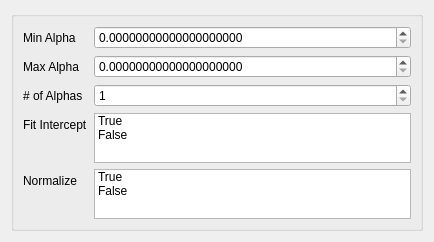
Old version of the form ui/cv_Ridge.ui in the repository ryanbanderson/PyHAT_Point_Spectra_GUI.
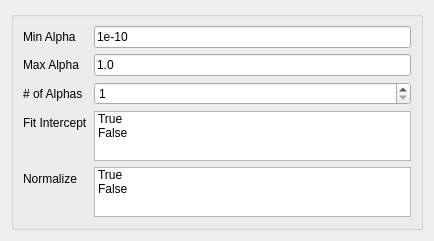
New version of the form.

Commit message: Change alpha to text field in CV

Diff of the .ui file:
```diff
--- a/ui/cv_Ridge.ui
+++ b/ui/cv_Ridge.ui
@@ -39,13 +39,6 @@
         </property>
        </widget>
       </item>
-      <item row="0" column="1">
-       <widget class="QDoubleSpinBox" name="min_alpha_doubleSpinBox">
-        <property name="decimals">
-         <number>20</number>
-        </property>
-       </widget>
-      </item>
       <item row="1" column="0">
        <widget class="QLabel" name="max_alphaLabel">
         <property name="text">
@@ -53,13 +46,6 @@
         </property>
        </widget>
       </item>
-      <item row="1" column="1">
-       <widget class="QDoubleSpinBox" name="max_alpha_doubleSpinBox">
-        <property name="decimals">
-         <number>20</number>
-        </property>
-       </widget>
-      </item>
       <item row="2" column="0">
        <widget class="QLabel" name="n_alpha_label">
         <property name="text">
@@ -134,6 +120,20 @@
         </item>
        </widget>
       </item>
+      <item row="0" column="1">
+       <widget class="QLineEdit" name="min_alpha_line_edit">
+        <property name="text">
+         <string>1e-10</string>
+        </property>
+       </widget>
+      </item>
+      <item row="1" column="1">
+       <widget class="QLineEdit" name="max_alpha_line_edit">
+        <property name="text">
+         <string>1.0</string>
+        </property>
+       </widget>
+      </item>
      </layout>
     </widget>
    </item>
```
The commit also changes 8 other files.
